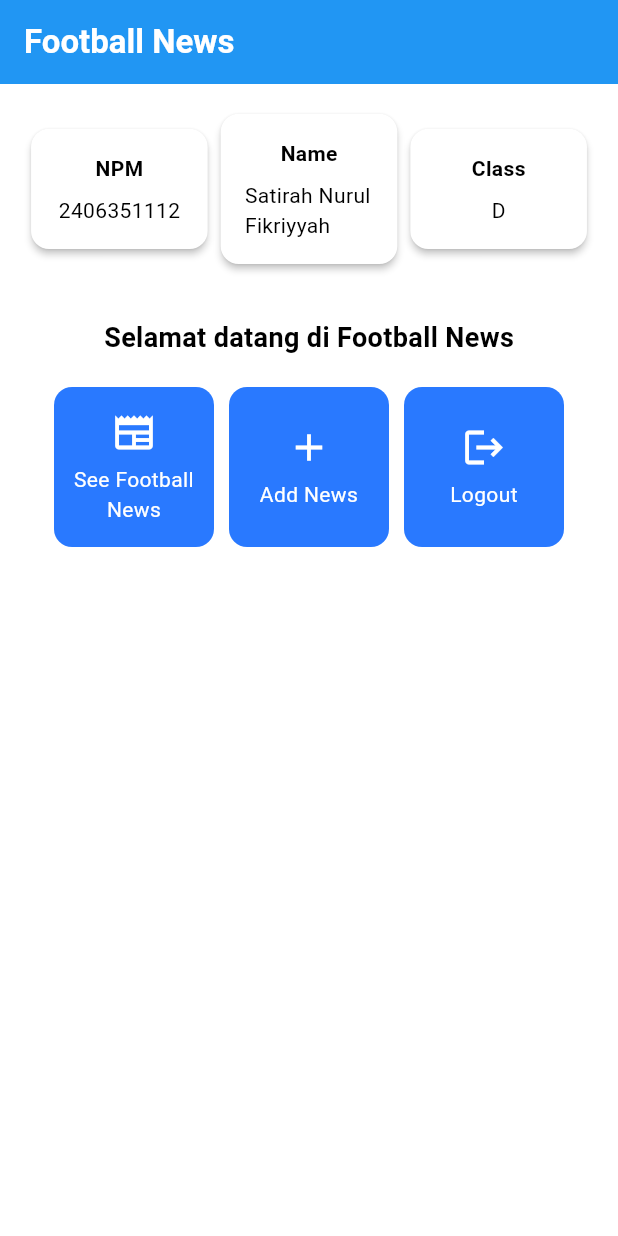
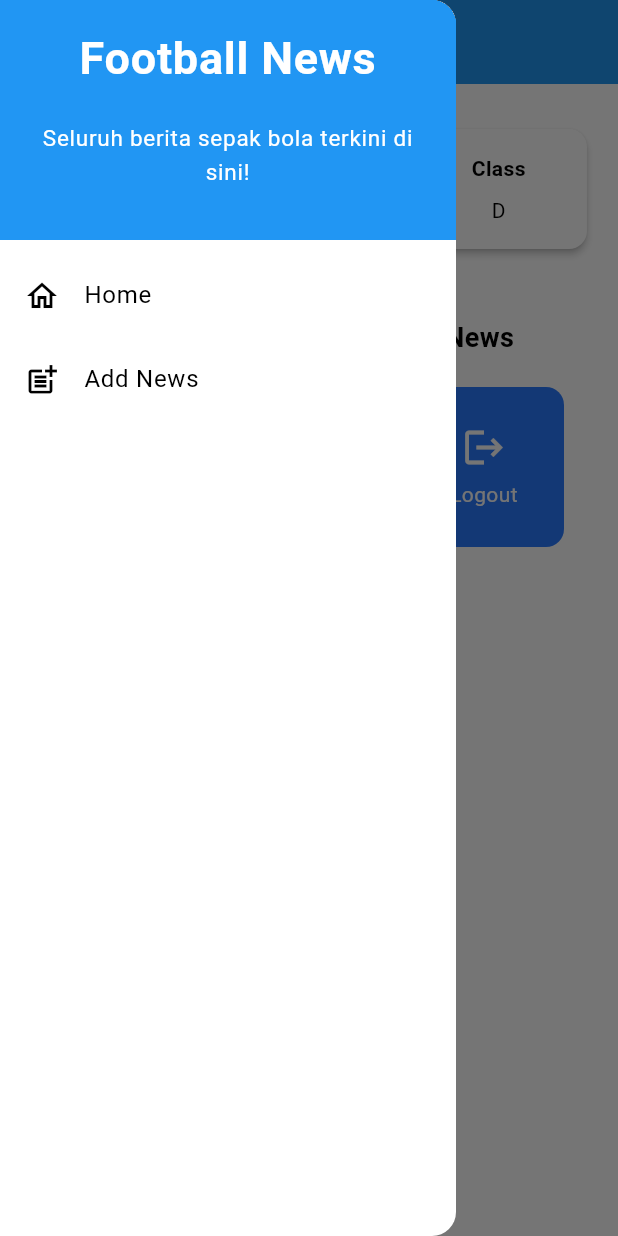
Before and after one commit to satirahnurul/football-news-mobile, a Flutter app: the screen it shows after launch, with the side drawer open (before the commit the screen has no drawer), on a phone screen of 412 x 824 dp. Run offline on Flutter 3.47's test engine with Material 3 defaults, Android fonts, the phone set to English and light mode, and no system bars.

Commit message:
Tutorial 7 Selesai

```diff
--- a/lib/main.dart
+++ b/lib/main.dart
@@ -1,5 +1,5 @@
 import 'package:flutter/material.dart';
-import 'package:football_news/menu.dart';
+import 'package:football_news/screens/menu.dart';
 
 void main() {
   runApp(const MyApp());
--- a/lib/menu.dart
+++ b/lib/screens/menu.dart
@@ -1,36 +1,10 @@
 import 'package:flutter/material.dart';
+import 'package:football_news/widgets/left_drawer.dart';
+import 'package:football_news/widgets/news_card.dart';
 
 class MyHomePage extends StatelessWidget {
   MyHomePage({super.key});
-  //const MyHomePage({super.key, required this.title});
 
-  // This widget is the home page of your application. It is stateful, meaning
-  // that it has a State object (defined below) that contains fields that affect
-  // how it looks.
-
-  // This class is the configuration for the state. It holds the values (in this
-  // case the title) provided by the parent (in this case the App widget) and
-  // used by the build method of the State. Fields in a Widget subclass are
-  // always marked "final".
-
-  //final String title;
-
-  //@override
-  //State<MyHomePage> createState() => _MyHomePageState();
-
-// class _MyHomePageState extends State<MyHomePage> {
-//   int _counter = 0;
-
-//   void _incrementCounter() {
-//     setState(() {
-//       // This call to setState tells the Flutter framework that something has
-//       // changed in this State, which causes it to rerun the build method below
-//       // so that the display can reflect the updated values. If we changed
-//       // _counter without calling setState(), then the build method would not be
-//       // called again, and so nothing would appear to happen.
-//       _counter++;
-//     });
-//   }
   final String nama = "Satirah Nurul Fikriyyah"; //nama
   final String npm = "2406351112"; //npm
   final String kelas = "D"; //kelas
@@ -42,8 +16,7 @@ class MyHomePage extends StatelessWidget {
   ];
 
   @override
-  @override
-Widget build(BuildContext context) {
+  Widget build(BuildContext context) {
   return Scaffold(
     appBar: AppBar(
       title: const Text(
@@ -55,7 +28,8 @@ Widget build(BuildContext context) {
       ),
       backgroundColor: Theme.of(context).colorScheme.primary,
     ),
-    body: SingleChildScrollView( // ✅ tambahkan ini
+    drawer: LeftDrawer(),
+    body: SingleChildScrollView(
       child: Padding(
         padding: const EdgeInsets.all(16.0),
         child: Column(
@@ -88,8 +62,8 @@ Widget build(BuildContext context) {
                     crossAxisSpacing: 10,
                     mainAxisSpacing: 10,
                     crossAxisCount: 3,
-                    shrinkWrap: true, // ✅ wajib untuk scrollview
-                    physics: const NeverScrollableScrollPhysics(), // ✅ biar ga bentrok
+                    shrinkWrap: true,
+                    physics: const NeverScrollableScrollPhysics(),
                     children: items.map((ItemHomepage item) {
                       return ItemCard(item);
                     }).toList(),
@@ -137,64 +111,3 @@ class InfoCard extends StatelessWidget {
     );
   }
 }
-
-class ItemHomepage {
- final String name;
- final IconData icon;
-
- ItemHomepage(this.name, this.icon);
-}
-
-class ItemCard extends StatelessWidget {
-  // Menampilkan kartu dengan ikon dan nama.
-
-  final ItemHomepage item;
-
-  const ItemCard(this.item, {super.key});
-
-  @override
-  Widget build(BuildContext context) {
-    return Material(
-      // Menentukan warna latar belakang dari tema aplikasi.
-      color: Theme.of(context).colorScheme.secondary,
-      // Membuat sudut kartu melengkung.
-      borderRadius: BorderRadius.circular(12),
-
-      child: InkWell(
-        // Aksi ketika kartu ditekan.
-        onTap: () {
-          // Menampilkan pesan SnackBar saat kartu ditekan.
-          ScaffoldMessenger.of(context)
-            ..hideCurrentSnackBar()
-            ..showSnackBar(
-              SnackBar(content: Text("Kamu telah menekan tombol ${item.name}!"))
-            );
-        },
-        // Container untuk menyimpan Icon dan Text
-        child: Container(
-          padding: const EdgeInsets.all(8),
-          child: Center(
-            child: Column(
-              // Menyusun ikon dan teks di tengah kartu.
-              mainAxisAlignment: MainAxisAlignment.center,
-              children: [
-                Icon(
-                  item.icon,
-                  color: Colors.white,
-                  size: 30.0,
-                ),
-                const Padding(padding: EdgeInsets.all(3)),
-                Text(
-                  item.name,
-                  textAlign: TextAlign.center,
-                  style: const TextStyle(color: Colors.white),
-                ),
-              ],
-            ),
-          ),
-        ),
-      ),
-    );
-  }
-
-}
--- /dev/null
+++ b/lib/widgets/left_drawer.dart
@@ -0,0 +1,73 @@
+import 'package:flutter/material.dart';
+import 'package:football_news/screens/menu.dart';
+import 'package:football_news/screens/newslist_form.dart';
+
+class LeftDrawer extends StatelessWidget {
+  const LeftDrawer({super.key});
+
+  @override
+  Widget build(BuildContext context) {
+    return Drawer(
+      child: ListView(
+        children: [
+          const DrawerHeader(
+            decoration: BoxDecoration(
+              color: Colors.blue,
+            ),
+            child: Column(
+              children: [
+                Text(
+                  'Football News',
+                  textAlign: TextAlign.center,
+                  style: TextStyle(
+                    fontSize: 30,
+                    fontWeight: FontWeight.bold,
+                    color: Colors.white,
+                  ),
+                ),
+                Padding(padding: EdgeInsets.all(10)),
+                Text("Seluruh berita sepak bola terkini di sini!",
+                    textAlign: TextAlign.center,
+                    style: TextStyle(
+                    fontSize: 15,
+                    fontWeight: FontWeight.normal,
+                    color: Colors.white,
+                    ),
+                    // TODO: Tambahkan gaya teks dengan center alignment, font ukuran 15, warna putih, dan weight biasa
+                    ),
+              ],
+            ),
+          ),
+          ListTile(
+            leading: const Icon(Icons.home_outlined),
+            title: const Text('Home'),
+            // Bagian redirection ke MyHomePage
+            onTap: () {
+              Navigator.pushReplacement(
+                  context,
+                  MaterialPageRoute(
+                    builder: (context) => MyHomePage(),
+                  ));
+            },
+          ),
+          ListTile(
+            leading: const Icon(Icons.post_add),
+            title: const Text('Add News'),
+            // Bagian redirection ke NewsFormPage
+            onTap: () {
+              Navigator.pushReplacement(
+                  context,
+                  MaterialPageRoute(
+                    builder: (context) => NewsFormPage(),
+                  ));
+              /*
+              TODO: Buatlah routing ke NewsFormPage di sini,
+              setelah halaman NewsFormPage sudah dibuat.
+              */
+            },
+          ),
+        ],
+      ),
+    );
+  }
+}
--- /dev/null
+++ b/lib/widgets/news_card.dart
@@ -0,0 +1,71 @@
+import 'package:football_news/screens/newslist_form.dart';
+import 'package:flutter/material.dart';
+
+class ItemCard extends StatelessWidget {
+  // Menampilkan kartu dengan ikon dan nama.
+
+  final ItemHomepage item;
+
+  const ItemCard(this.item, {super.key});
+
+  @override
+  Widget build(BuildContext context) {
+    return Material(
+      // Menentukan warna latar belakang dari tema aplikasi.
+      color: Theme.of(context).colorScheme.secondary,
+      // Membuat sudut kartu melengkung.
+      borderRadius: BorderRadius.circular(12),
+
+      child: InkWell(
+        // Aksi ketika kartu ditekan.
+        onTap: () {
+          // Menampilkan pesan SnackBar saat kartu ditekan.
+          ScaffoldMessenger.of(context)
+            ..hideCurrentSnackBar()
+            ..showSnackBar(
+              SnackBar(content: Text("Kamu telah menekan tombol ${item.name}!"))
+            );
+
+          if (item.name == "Tambah Berita") {
+            Navigator.push(context, MaterialPageRoute(builder: (context){
+              return NewsFormPage();
+            }
+            ));
+            // TODO: Gunakan Navigator.push untuk melakukan navigasi ke MaterialPageRoute yang mencakup NewsFormPage.
+          }
+        },
+        // Container untuk menyimpan Icon dan Text
+        child: Container(
+          padding: const EdgeInsets.all(8),
+          child: Center(
+            child: Column(
+              // Menyusun ikon dan teks di tengah kartu.
+              mainAxisAlignment: MainAxisAlignment.center,
+              children: [
+                Icon(
+                  item.icon,
+                  color: Colors.white,
+                  size: 30.0,
+                ),
+                const Padding(padding: EdgeInsets.all(3)),
+                Text(
+                  item.name,
+                  textAlign: TextAlign.center,
+                  style: const TextStyle(color: Colors.white),
+                ),
+              ],
+            ),
+          ),
+        ),
+      ),
+    );
+  }
+
+}
+
+class ItemHomepage {
+ final String name;
+ final IconData icon;
+
+ ItemHomepage(this.name, this.icon);
+}
```
Also changed, not shown: lib/screens/newslist_form.dart (added, +213 -0 lines).
